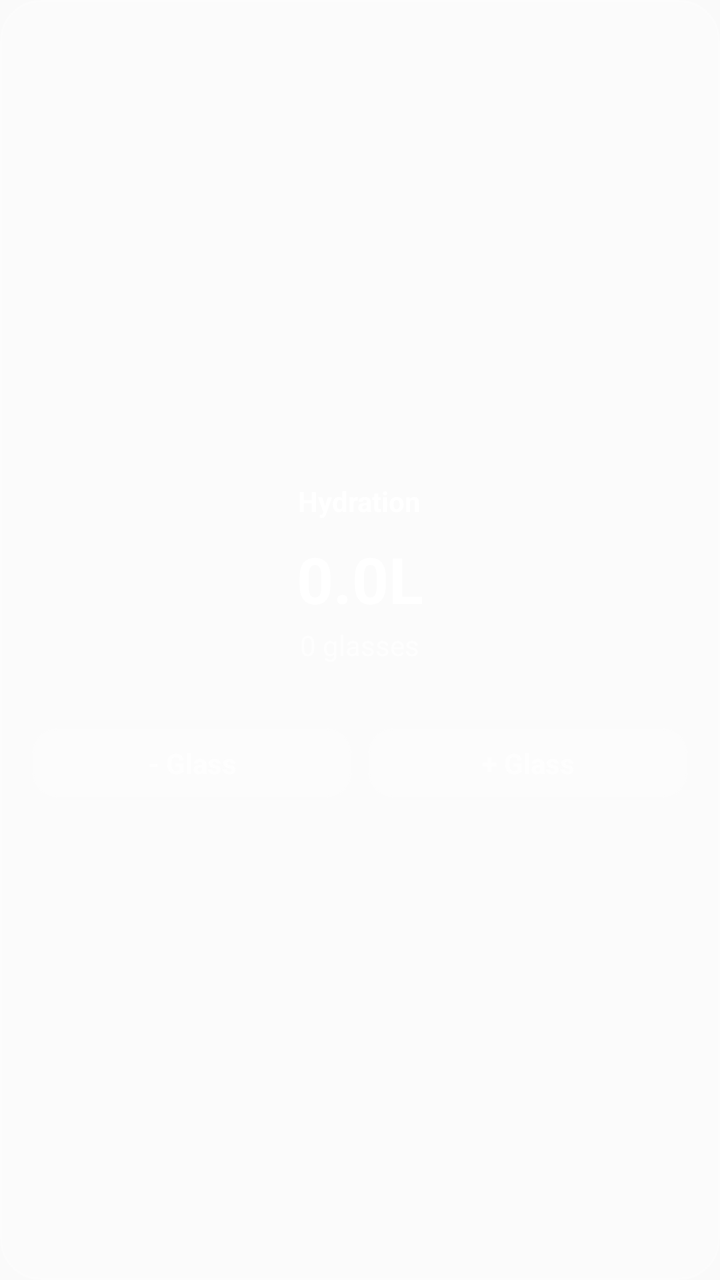
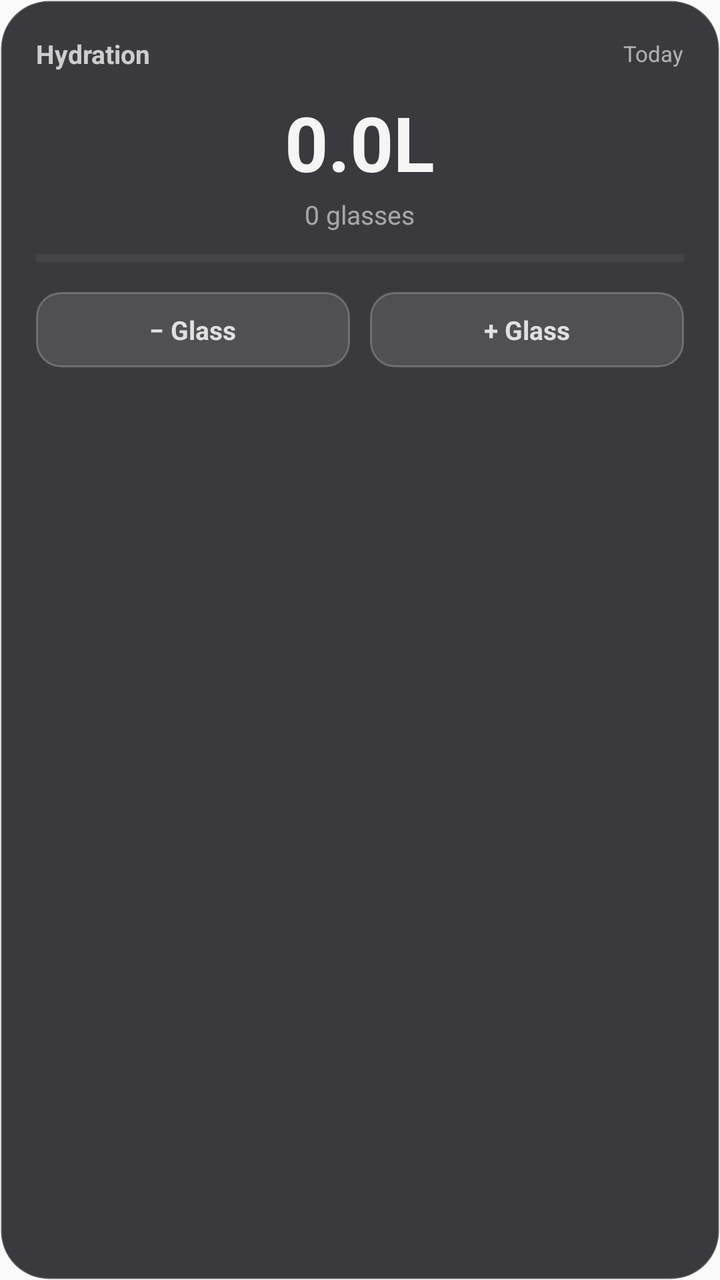

Screens rendered from an Android XML layout before and after an edit, with the pre-edit source and the edit as a unified diff.
<!-- AndroidManifest.xml: application theme Theme.Feet -->
<!-- res/layout/widget_water.xml -->
<?xml version="1.0" encoding="utf-8"?>
<LinearLayout xmlns:android="http://schemas.android.com/apk/res/android"
    android:id="@+id/widget_water_container"
    android:layout_width="match_parent"
    android:layout_height="match_parent"
    android:orientation="vertical"
    android:padding="16dp"
    android:background="@drawable/widget_background"
    android:gravity="center">

    
    <TextView
        android:layout_width="wrap_content"
        android:layout_height="wrap_content"
        android:text="Hydration"
        android:textColor="#FFFFFF"
        android:textSize="14sp"
        android:textStyle="bold"
        android:alpha="0.9"
        android:layout_marginBottom="8dp" />

    
    <TextView
        android:id="@+id/widget_water_count"
        android:layout_width="wrap_content"
        android:layout_height="wrap_content"
        android:text="0.0L"
        android:textColor="#FFFFFF"
        android:textSize="32sp"
        android:textStyle="bold"
        android:alpha="0.95"
        android:layout_marginBottom="2dp" />

    
    <TextView
        android:id="@+id/widget_water_glasses"
        android:layout_width="wrap_content"
        android:layout_height="wrap_content"
        android:text="0 glasses"
        android:textColor="#FFFFFF"
        android:textSize="14sp"
        android:alpha="0.7"
        android:layout_marginBottom="8dp" />

    
    <ProgressBar
        android:id="@+id/widget_water_progress"
        style="?android:attr/progressBarStyleHorizontal"
        android:layout_width="match_parent"
        android:layout_height="8dp"
        android:layout_marginTop="4dp"
        android:layout_marginBottom="12dp"
        android:progressTint="#FFFFFF"
        android:progressBackgroundTint="#40FFFFFF"
        android:max="100"
        android:progress="0" />

    
    <LinearLayout
        android:layout_width="match_parent"
        android:layout_height="wrap_content"
        android:orientation="horizontal"
        android:gravity="center"
        android:weightSum="2">

        
        <TextView
            android:id="@+id/widget_water_remove"
            android:layout_width="0dp"
            android:layout_height="wrap_content"
            android:layout_weight="1"
            android:text="- Glass"
            android:textColor="#FFFFFF"
            android:textSize="14sp"
            android:textStyle="bold"
            android:alpha="0.9"
            android:padding="8dp"
            android:gravity="center"
            android:background="@drawable/widget_button_background"
            android:layout_marginEnd="4dp" />

        
        <TextView
            android:id="@+id/widget_water_add"
            android:layout_width="0dp"
            android:layout_height="wrap_content"
            android:layout_weight="1"
            android:text="+ Glass"
            android:textColor="#FFFFFF"
            android:textSize="14sp"
            android:textStyle="bold"
            android:alpha="0.9"
            android:padding="8dp"
            android:gravity="center"
            android:background="@drawable/widget_button_background"
            android:layout_marginStart="4dp" />
    </LinearLayout>

</LinearLayout>
<!-- resources referenced by this layout -->
<resources>
  <!-- drawable widget_background (drawable) -->
  <?xml version="1.0" encoding="utf-8"?>
  <shape xmlns:android="http://schemas.android.com/apk/res/android"
      android:shape="rectangle">
  
      
      <solid android:color="#30FFFFFF" />
  
      
      <corners android:radius="20dp" />
  
      
      <stroke
          android:width="1dp"
          android:color="#40FFFFFF" />
  
  </shape>
  <!-- drawable widget_button_background (drawable) -->
  <?xml version="1.0" encoding="utf-8"?>
  <shape xmlns:android="http://schemas.android.com/apk/res/android"
      android:shape="rectangle">
  
      
      <solid android:color="#20FFFFFF" />
  
      
      <corners android:radius="12dp" />
  
      
      <stroke
          android:width="1dp"
          android:color="#30FFFFFF" />
  
  </shape>
  <style name="Theme.Feet" parent="android:Theme.Material.Light.NoActionBar" />
</resources>

<!-- the commit's change to res/layout/widget_water.xml (unified diff, before → after) -->
@@ -4,20 +4,36 @@
     android:layout_width="match_parent"
     android:layout_height="match_parent"
     android:orientation="vertical"
-    android:padding="16dp"
+    android:padding="18dp"
     android:background="@drawable/widget_background"
-    android:gravity="center">
+    android:gravity="center_horizontal">
 
     
-    <TextView
-        android:layout_width="wrap_content"
+    <LinearLayout
+        android:layout_width="match_parent"
         android:layout_height="wrap_content"
-        android:text="Hydration"
-        android:textColor="#FFFFFF"
-        android:textSize="14sp"
-        android:textStyle="bold"
-        android:alpha="0.9"
-        android:layout_marginBottom="8dp" />
+        android:orientation="horizontal"
+        android:gravity="center_vertical"
+        android:layout_marginBottom="10dp">
+
+        <TextView
+            android:layout_width="0dp"
+            android:layout_height="wrap_content"
+            android:layout_weight="1"
+            android:text="Hydration"
+            android:textColor="#FFFFFFFF"
+            android:textSize="13sp"
+            android:textStyle="bold"
+            android:alpha="0.75" />
+
+        
+        <TextView
+            android:layout_width="wrap_content"
+            android:layout_height="wrap_content"
+            android:text="Today"
+            android:textColor="#99FFFFFF"
+            android:textSize="11sp" />
+    </LinearLayout>
 
     
     <TextView
@@ -25,8 +41,8 @@
         android:layout_width="wrap_content"
         android:layout_height="wrap_content"
         android:text="0.0L"
-        android:textColor="#FFFFFF"
-        android:textSize="32sp"
+        android:textColor="#FFFFFFFF"
+        android:textSize="38sp"
         android:textStyle="bold"
         android:alpha="0.95"
         android:layout_marginBottom="2dp" />
@@ -37,21 +53,20 @@
         android:layout_width="wrap_content"
         android:layout_height="wrap_content"
         android:text="0 glasses"
-        android:textColor="#FFFFFF"
-        android:textSize="14sp"
-        android:alpha="0.7"
-        android:layout_marginBottom="8dp" />
+        android:textColor="#FFFFFFFF"
+        android:textSize="13sp"
+        android:alpha="0.55"
+        android:layout_marginBottom="10dp" />
 
     
     <ProgressBar
         android:id="@+id/widget_water_progress"
         style="?android:attr/progressBarStyleHorizontal"
         android:layout_width="match_parent"
-        android:layout_height="8dp"
-        android:layout_marginTop="4dp"
-        android:layout_marginBottom="12dp"
-        android:progressTint="#FFFFFF"
-        android:progressBackgroundTint="#40FFFFFF"
+        android:layout_height="6dp"
+        android:layout_marginBottom="14dp"
+        android:progressTint="#7B61FF"
+        android:progressBackgroundTint="#33FFFFFF"
         android:max="100"
         android:progress="0" />
 
@@ -63,37 +78,37 @@
         android:gravity="center"
         android:weightSum="2">
 
-        
         <TextView
             android:id="@+id/widget_water_remove"
             android:layout_width="0dp"
             android:layout_height="wrap_content"
             android:layout_weight="1"
-            android:text="- Glass"
-            android:textColor="#FFFFFF"
-            android:textSize="14sp"
+            android:text="− Glass"
+            android:textColor="#FFFFFFFF"
+            android:textSize="13sp"
             android:textStyle="bold"
-            android:alpha="0.9"
-            android:padding="8dp"
+            android:alpha="0.85"
+            android:paddingTop="10dp"
+            android:paddingBottom="10dp"
             android:gravity="center"
             android:background="@drawable/widget_button_background"
-            android:layout_marginEnd="4dp" />
+            android:layout_marginEnd="5dp" />
 
-        
         <TextView
             android:id="@+id/widget_water_add"
             android:layout_width="0dp"
             android:layout_height="wrap_content"
             android:layout_weight="1"
             android:text="+ Glass"
-            android:textColor="#FFFFFF"
-            android:textSize="14sp"
+            android:textColor="#FFFFFFFF"
+            android:textSize="13sp"
             android:textStyle="bold"
-            android:alpha="0.9"
-            android:padding="8dp"
+            android:alpha="0.85"
+            android:paddingTop="10dp"
+            android:paddingBottom="10dp"
             android:gravity="center"
             android:background="@drawable/widget_button_background"
-            android:layout_marginStart="4dp" />
+            android:layout_marginStart="5dp" />
     </LinearLayout>
 
 </LinearLayout>
<!-- resource entries referenced after the edit -->
@@ -6,16 +6,13 @@
       android:shape="rectangle">
   
       
-      <solid android:color="#30FFFFFF" />
+      <solid android:color="#CC0A0A0F" />
   
-      
-      <corners android:radius="20dp" />
+      <corners android:radius="24dp" />
   
-      
       <stroke
           android:width="1dp"
-          android:color="#40FFFFFF" />
-  
+          android:color="#33FFFFFF" />
   </shape>
   <!-- drawable widget_button_background (drawable) -->
   <?xml version="1.0" encoding="utf-8"?>
@@ -23,16 +20,13 @@
       android:shape="rectangle">
   
       
-      <solid android:color="#20FFFFFF" />
+      <solid android:color="#22FFFFFF" />
   
-      
       <corners android:radius="12dp" />
   
-      
       <stroke
           android:width="1dp"
-          android:color="#30FFFFFF" />
-  
+          android:color="#44FFFFFF" />
   </shape>
   <style name="Theme.Feet" parent="android:Theme.Material.Light.NoActionBar" />
 </resources>
